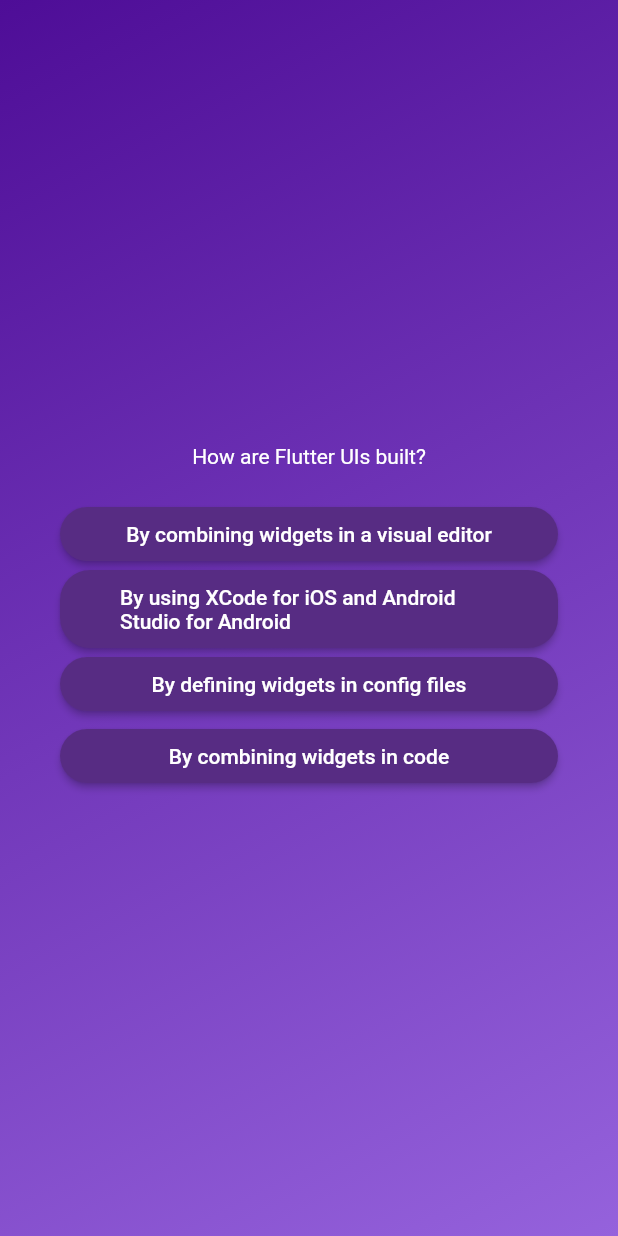
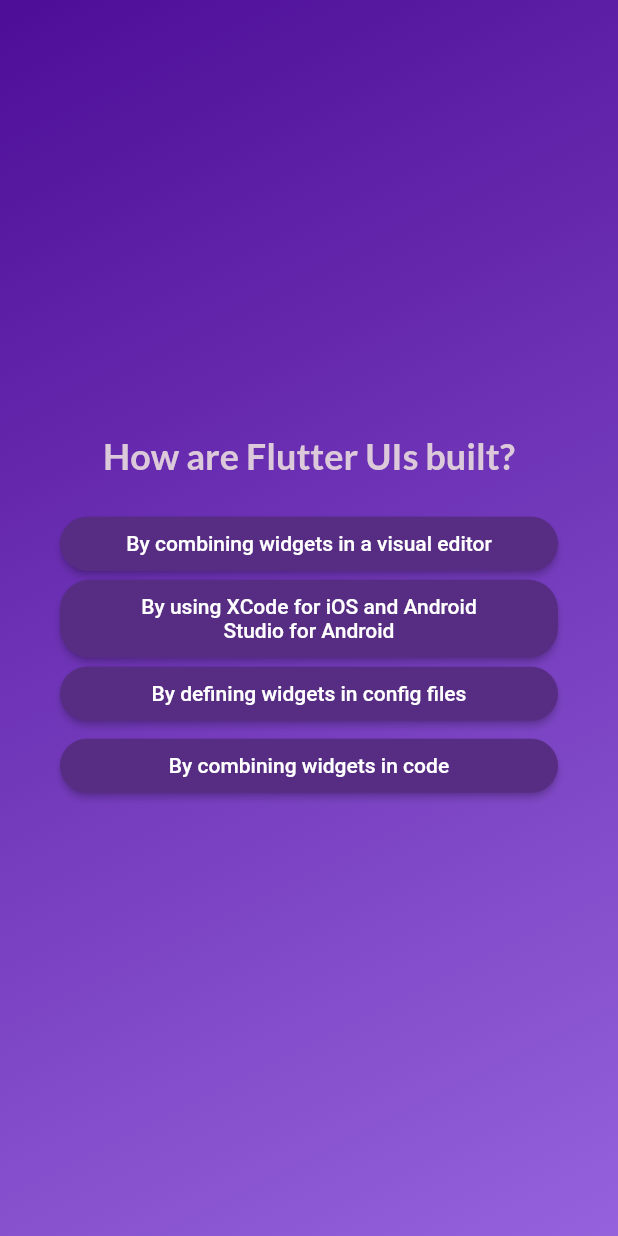
Before and after one commit to bentalla108/quizz_app, a Flutter app: the screen it shows after launch, after a tap on "Commencer le quizz", after a tap on "Components", on a phone screen of 412 x 824 dp. Run offline on Flutter 3.47's test engine with Material 2 defaults, Android fonts, the phone set to English and light mode, and no system bars; our stand-ins replace google_fonts.

Commit message:
Update Screen !

```diff
--- a/lib/answer_button.dart
+++ b/lib/answer_button.dart
@@ -21,6 +21,7 @@ class AnswerButton extends StatelessWidget {
       ),
       onPressed: onTap,
       child: Text(
+        textAlign: TextAlign.center,
         answerText,
       ),
     );
--- a/lib/home_page.dart
+++ b/lib/home_page.dart
@@ -1,3 +1,4 @@
+import 'package:google_fonts/google_fonts.dart';
 import 'package:flutter/material.dart';
 
 class HomePage extends StatelessWidget {
@@ -20,13 +21,11 @@ class HomePage extends StatelessWidget {
         const SizedBox(
           height: 20,
         ),
-        const Text(
-          "Learn Flutter the fun way!",
-          style: TextStyle(
-            color: Colors.white,
-            fontSize: 20,
-          ),
-        ),
+        Text("Learn Flutter the fun way!",
+            style: GoogleFonts.lato(
+              color: Colors.white,
+              fontSize: 20,
+            )),
         const SizedBox(
           height: 5,
         ),
--- a/lib/questions_screen.dart
+++ b/lib/questions_screen.dart
@@ -1,10 +1,12 @@
 import 'package:flutter/material.dart';
+import 'package:google_fonts/google_fonts.dart';
 import 'package:quizz_app/answer_button.dart';
 import 'package:quizz_app/data/questions.dart';
 
 class QuestionsScreen extends StatefulWidget {
-  const QuestionsScreen({super.key});
+  const QuestionsScreen({required this.onSelectAnswer, super.key});
 
+  final void Function(String answer) onSelectAnswer;
   @override
   State<QuestionsScreen> createState() {
     return _QuestionsScreenSate();
@@ -13,7 +15,8 @@ class QuestionsScreen extends StatefulWidget {
 
 class _QuestionsScreenSate extends State<QuestionsScreen> {
   var currentQuestionIndex = 0;
-  void answerQuestion() {
+  void answerQuestion(String selectedAnswer) {
+    widget.onSelectAnswer(selectedAnswer);
     setState(() {
       currentQuestionIndex++;
     });
@@ -32,8 +35,10 @@ class _QuestionsScreenSate extends State<QuestionsScreen> {
           children: [
             Text(
               currentQuestion.text,
-              style: const TextStyle(
-                color: Colors.white,
+              style: GoogleFonts.lato(
+                color: const Color.fromARGB(255, 220, 202, 218),
+                fontSize: 24,
+                fontWeight: FontWeight.bold,
               ),
               textAlign: TextAlign.center,
             ),
@@ -41,7 +46,11 @@ class _QuestionsScreenSate extends State<QuestionsScreen> {
               height: 20,
             ),
             ...currentQuestion.getShuffledAnswers().map((answer) {
-              return AnswerButton(answerText: answer, onTap: answerQuestion);
+              return AnswerButton(
+                  answerText: answer,
+                  onTap: () {
+                    answerQuestion(answer);
+                  });
             }),
           ],
         ),
--- a/lib/quiz.dart
+++ b/lib/quiz.dart
@@ -1,4 +1,5 @@
 import 'package:flutter/material.dart';
+import 'package:quizz_app/data/questions.dart';
 import 'package:quizz_app/home_page.dart';
 import 'package:quizz_app/questions_screen.dart';
 
@@ -20,6 +21,7 @@ class _QuizSate extends State<Quiz> {
   // }
 
   var activeScreen = 'start-screen';
+  List<String> selectedAnswer = [];
 
   void switchScreen() {
     setState(() {
@@ -28,12 +30,23 @@ class _QuizSate extends State<Quiz> {
     });
   }
 
+  void chooseAnswer(String answer) {
+    selectedAnswer.add(answer);
+    selectedAnswer.length == questions.length
+        ? setState(() {
+            // activeScreen = const QuestionsScreen();
+            activeScreen = 'start-screen';
+            selectedAnswer = [];
+          })
+        : null;
+  }
+
   @override
   Widget build(context) {
     Widget screenWidget = HomePage(switchScreen);
 
     if (activeScreen == 'questions-screen') {
-      screenWidget = const QuestionsScreen();
+      screenWidget = QuestionsScreen(onSelectAnswer: chooseAnswer);
     }
     return MaterialApp(
       home: Scaffold(
--- a/pubspec.yaml
+++ b/pubspec.yaml
@@ -35,6 +35,7 @@ dependencies:
   # The following adds the Cupertino Icons font to your application.
   # Use with the CupertinoIcons class for iOS style icons.
   cupertino_icons: ^1.0.2
+  google_fonts: ^4.0.4
 
 dev_dependencies:
   flutter_test:
```
Also changed, not shown: pubspec.lock, 1 other file.
